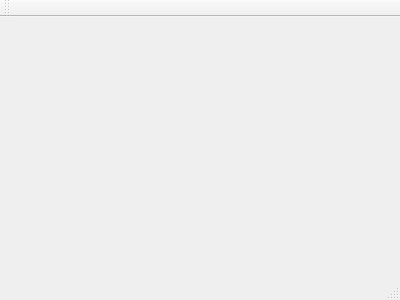
Old version of the form mainwindow.ui in the repository blm768/arrange-key.
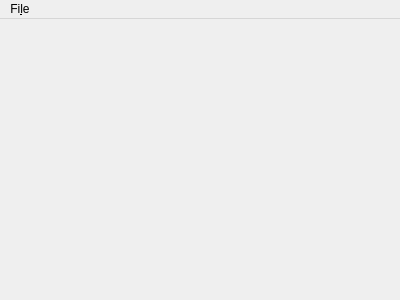
New version of the form.

Commit message: work on parsing and basic UI

The edit to the form file:
```diff
--- a/mainwindow.ui
+++ b/mainwindow.ui
@@ -12,13 +12,25 @@
   <property name="windowTitle" >
    <string>MainWindow</string>
   </property>
-  <widget class="QMenuBar" name="menuBar" />
-  <widget class="QToolBar" name="mainToolBar" />
-  <widget class="QWidget" name="centralWidget" />
-  <widget class="QStatusBar" name="statusBar" />
+  <widget class="QWidget" name="centralWidget"/>
+  <widget class="QMenuBar" name="menuBar">
+   <property name="geometry">
+    <rect>
+     <x>0</x>
+     <y>0</y>
+     <width>400</width>
+     <height>30</height>
+    </rect>
+   </property>
+   <widget class="QMenu" name="menuFile">
+    <property name="title">
+     <string>Fi&amp;le</string>
+    </property>
+   </widget>
+   <addaction name="menuFile"/>
+  </widget>
  </widget>
- <layoutDefault spacing="6" margin="11" />
- <pixmapfunction></pixmapfunction>
+ <layoutdefault spacing="6" margin="11"/>
  <resources/>
  <connections/>
 </ui>
```
Left out of the diff: 7 changed lines with no effect on the pictures. The commit also changes 6 other files.
